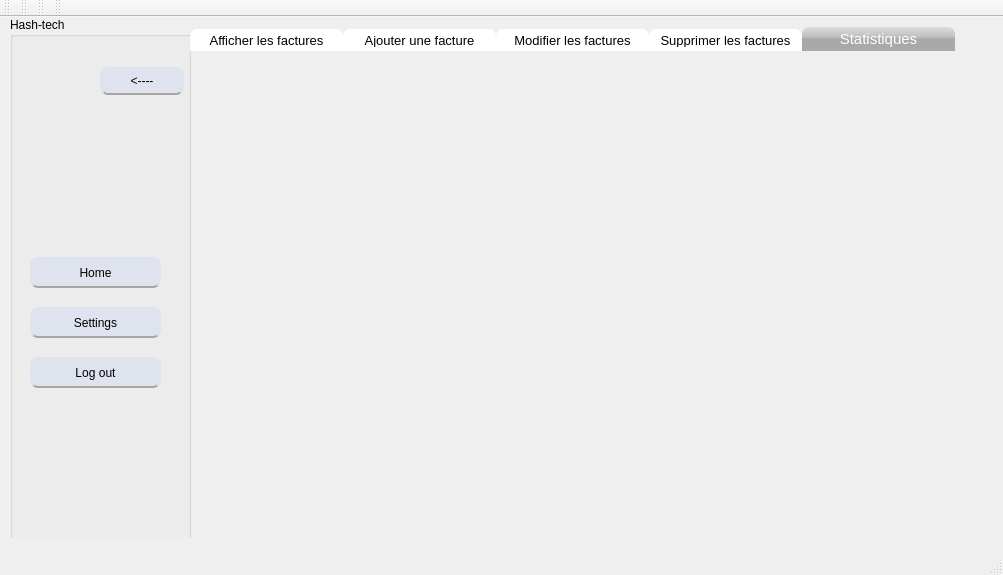
naouelboughattas/Smart_Shop_2A17, file mainwindow.ui: the form before one commit.
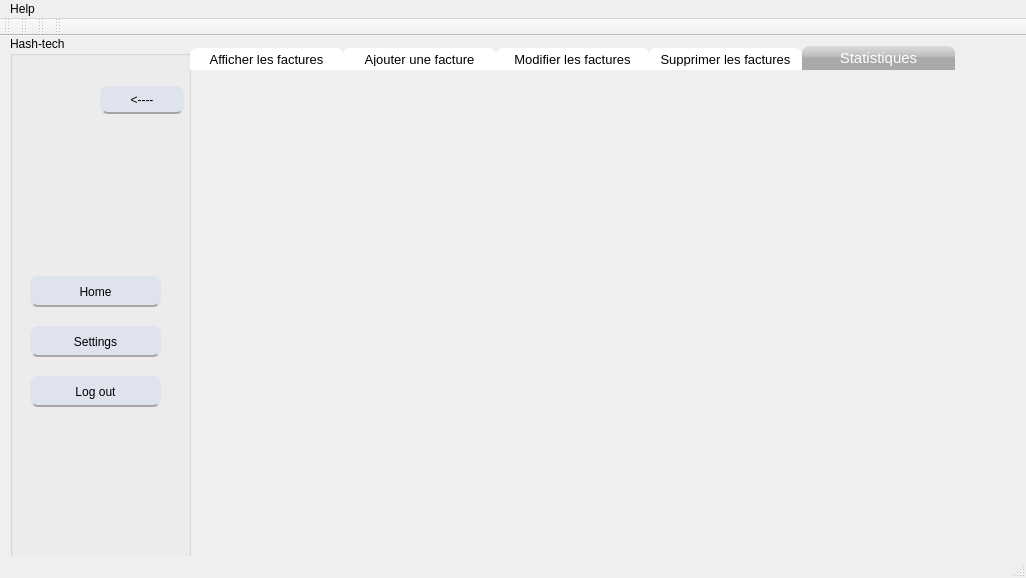
The form after the commit. The open tabs and pages were chosen to show the change. Icons and pictures are not drawn. Custom widgets are drawn as their Qt base class.

The edit to the form file:
```diff
--- a/mainwindow.ui
+++ b/mainwindow.ui
@@ -6,8 +6,8 @@
    <rect>
     <x>0</x>
     <y>0</y>
-    <width>1003</width>
-    <height>575</height>
+    <width>1026</width>
+    <height>578</height>
    </rect>
   </property>
   <property name="windowTitle">
@@ -19,8 +19,8 @@
      <rect>
       <x>10</x>
       <y>0</y>
-      <width>1001</width>
-      <height>521</height>
+      <width>1011</width>
+      <height>531</height>
      </rect>
     </property>
     <property name="currentIndex">
@@ -1501,10 +1501,10 @@
        <widget class="QCustomPlot" name="widget" native="true">
         <property name="geometry">
          <rect>
-          <x>10</x>
+          <x>0</x>
           <y>10</y>
-          <width>731</width>
-          <height>411</height>
+          <width>761</width>
+          <height>461</height>
          </rect>
         </property>
        </widget>
@@ -2773,10 +2773,17 @@
     <rect>
      <x>0</x>
      <y>0</y>
-     <width>1003</width>
+     <width>1026</width>
      <height>26</height>
     </rect>
    </property>
+   <widget class="QMenu" name="menuAbout">
+    <property name="title">
+     <string>Help</string>
+    </property>
+    <addaction name="actionAbout_us"/>
+   </widget>
+   <addaction name="menuAbout"/>
   </widget>
   <widget class="QToolBar" name="mainToolBar">
    <attribute name="toolBarArea">
```
Left out of the diff: 13 changed lines with no effect on the pictures.
